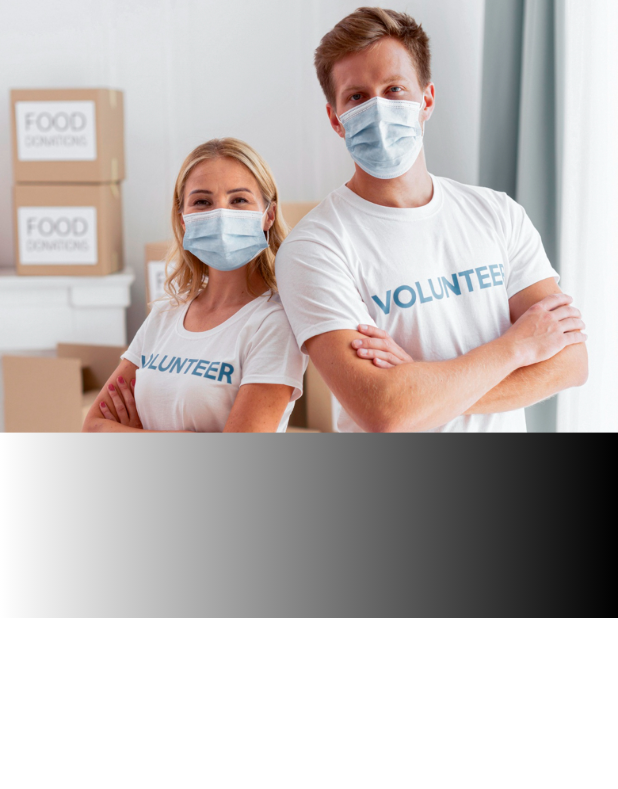
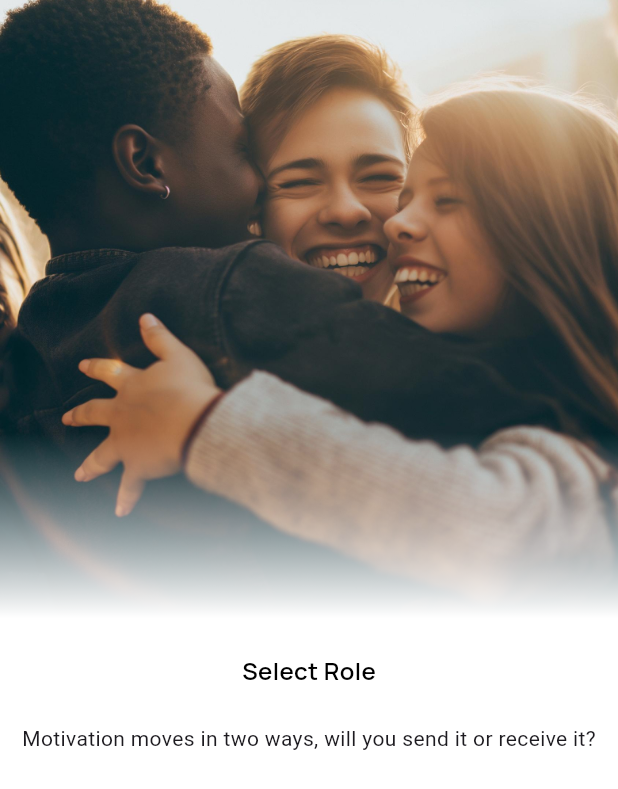
Before and after one commit to nexarsolutions/museit, a Flutter app: the screen it shows after launch, on a phone screen of 412 x 824 dp. Shown: the top 789 px of the screen. Run offline on Flutter 3.47's test engine with Material 3 defaults, Android fonts, the phone set to English and light mode, and no system bars; our stand-ins replace get.

Commit message:
select role

```diff
--- a/lib/constants/text_styles.dart
+++ b/lib/constants/text_styles.dart
@@ -0,0 +1,9 @@
+import 'package:flutter/material.dart';
+import 'package:musit/constants/colors.dart';
+
+TextStyle manRopeSemiBold = const TextStyle(
+  fontSize: 16,
+  fontWeight: FontWeight.w500,
+  fontFamily: 'ManropeSemiBold',
+  color: blackColor,
+);
--- a/lib/pages/select_role/select_role_screen.dart
+++ b/lib/pages/select_role/select_role_screen.dart
@@ -2,6 +2,7 @@ import 'package:flutter/material.dart';
 import 'package:get/get.dart';
 
 import '../../constants/colors.dart';
+import '../../constants/text_styles.dart';
 
 class SelectRoleScreen extends StatelessWidget {
   const SelectRoleScreen({super.key});
@@ -26,12 +27,26 @@ class SelectRoleScreen extends StatelessWidget {
                   width: Get.width,
                   height: Get.height * 0.15,
                   decoration: BoxDecoration(
-                    gradient: LinearGradient(colors: [whiteColor, blackColor]),
+                    // Corrected the gradient direction and colors
+                    gradient: LinearGradient(
+                      begin: Alignment.topCenter,
+                      end: Alignment.bottomCenter,
+                      colors: [
+                        Colors.white.withOpacity(
+                          0.0,
+                        ), // Starts fully transparent
+                        Colors.white, // Fades to solid white
+                      ],
+                    ),
                   ),
                 ),
               ),
             ],
           ),
+          SizedBox(height: 23,),
+          Text('Select Role',style: manRopeSemiBold,),
+          SizedBox(height: 24,),
+          Text('Motivation moves in two ways, will you send it or receive it?')
         ],
       ),
     );
--- a/pubspec.yaml
+++ b/pubspec.yaml
@@ -85,6 +85,9 @@ flutter:
     - family: ManropeSemiBold
       fonts:
         - asset: assets/fonts/Manrope-SemiBold.ttf
+    - family: Manrope
+      fonts:
+        - asset: assets/fonts/Manrope-Regular.ttf
   #       - asset: fonts/Schyler-Italic.ttf
   #         style: italic
   #   - family: Trajan Pro
```
Also changed, not shown: assets/images/select_role_background.png.
